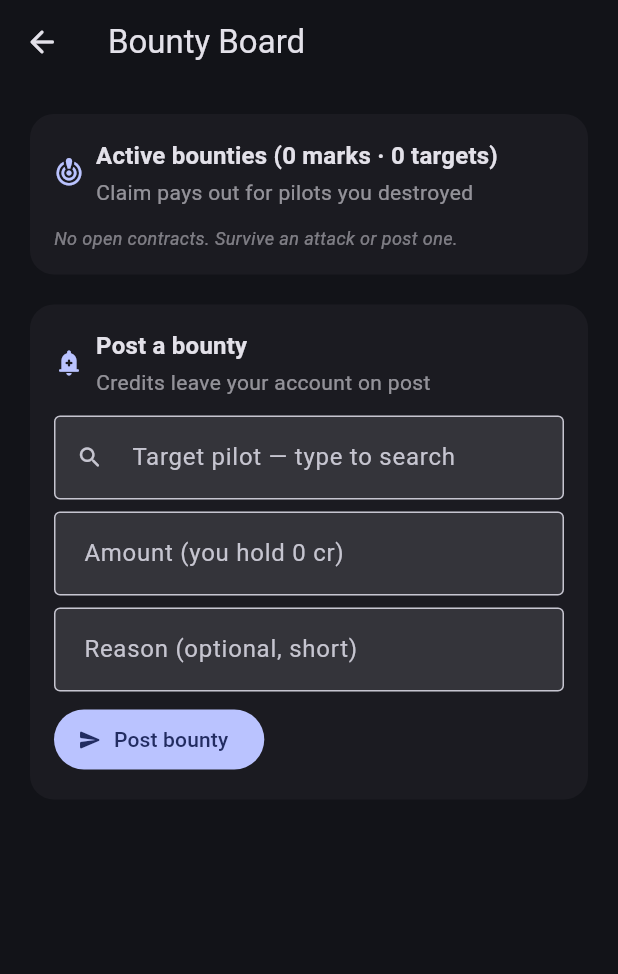
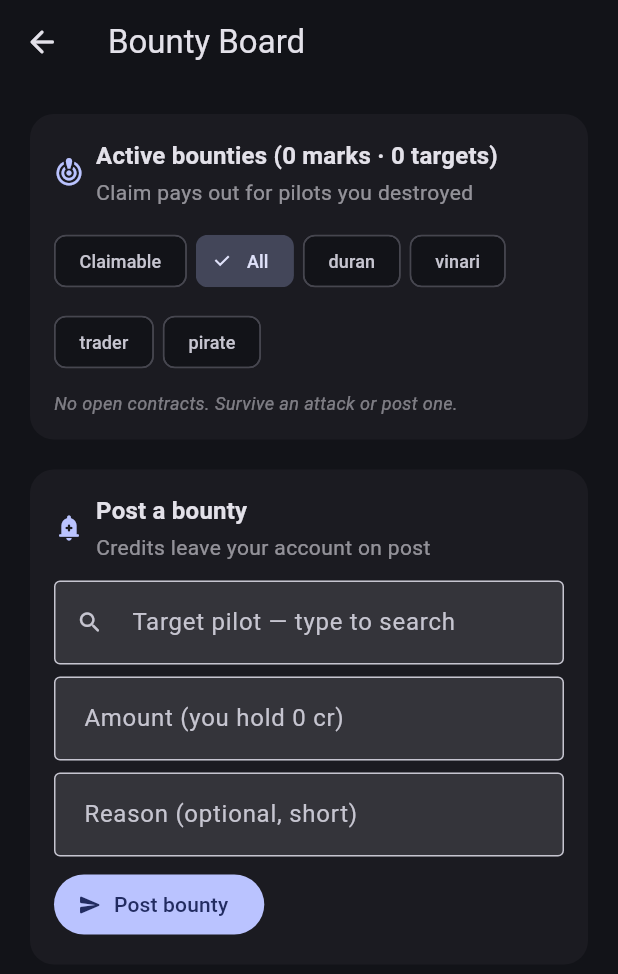
Before and after one commit to darkoned12000/Cosmic-Trader, a Flutter app: the BountyBoardScreen screen opened directly with empty values, on a phone screen of 412 x 824 dp. Shown: the top 974 px of the screen. Run offline on Flutter 3.47's test engine with Material 3 defaults, Android fonts, the phone set to English and light mode, and no system bars; our stand-ins replace audioplayers, file_picker, flutter_svg; missing offline and left inert: screen_retriever, window_manager.

Commit message:
Grouped bounty view: stacked target cards, posters, filters
groupedTargets() rollup (richest first, pure/tested). Board shows one
card per target with stacked total, mark count, nearest expiry, single
Claim; expandable per-poster breakdown. Claimable toggle + faction chips;
header counts marks and targets. Suite 294 green.

```diff
--- a/lib/data/models/bounty.dart
+++ b/lib/data/models/bounty.dart
@@ -85,6 +85,24 @@ class Bounty {
   }
 }
 
+/// One board target with its stacked marks, richest-group-first from
+/// [BountyBoard.groupedTargets]. Read-only view over live bounties.
+class BountyTargetGroup {
+  final String targetId;
+  final String targetName;
+  final String targetFaction;
+  final int total;
+  final List<Bounty> marks;
+
+  const BountyTargetGroup({
+    required this.targetId,
+    required this.targetName,
+    required this.targetFaction,
+    required this.total,
+    required this.marks,
+  });
+}
+
 /// A paid-out bounty, kept for the board's recent history.
 class PaidBounty {
   final String targetName;
--- a/lib/screens/bounty_board_screen.dart
+++ b/lib/screens/bounty_board_screen.dart
@@ -2,6 +2,7 @@ import 'package:flutter/material.dart';
 import 'package:flutter/services.dart';
 
 import 'package:cosmic_trader/core/faction_colors.dart';
+import 'package:cosmic_trader/data/models/bounty.dart';
 import 'package:cosmic_trader/data/models/faction.dart';
 import 'package:cosmic_trader/data/models/player.dart';
 import 'package:cosmic_trader/data/storage/npc_storage.dart';
@@ -39,6 +40,8 @@ class _BountyBoardScreenState extends State<BountyBoardScreen> {
   // Autocomplete-owned search field (cleared on post, never disposed here).
   TextEditingController? _targetField;
   String? _formError;
+  bool _claimableOnly = false;
+  FactionClass? _factionFilter;
 
   /// Thousands separators for credit amounts (bounty review L1).
   static String _commas(int n) {
@@ -207,6 +210,86 @@ class _BountyBoardScreenState extends State<BountyBoardScreen> {
     }
   }
 
+  /// One grouped target card: colored name, stacked total, per-poster
+  /// breakdown, single Claim. Claimable marks get the button; the rest
+  /// show the nearest expiry.
+  Widget _targetCard(BuildContext context, ColorScheme cs, BountyBoard board,
+      Set<String> kills, BountyTargetGroup g) {
+    final claimable = kills.contains(g.targetId);
+    final soonest =
+        g.marks.map((b) => b.expiresAt).reduce((a, b) => a.isBefore(b) ? a : b);
+    return Card(
+      elevation: 0,
+      margin: const EdgeInsets.only(bottom: 8),
+      shape: RoundedRectangleBorder(
+        borderRadius: BorderRadius.circular(12),
+        side: BorderSide(color: cs.outline.withValues(alpha: 0.4)),
+      ),
+      child: ExpansionTile(
+        dense: true,
+        title: Row(
+          children: [
+            Expanded(
+              child: Text(
+                g.targetName,
+                style: TextStyle(
+                  fontSize: 13,
+                  fontWeight: FontWeight.w600,
+                  color: _factionColorOf(g.targetFaction),
+                ),
+              ),
+            ),
+            Text(
+              _commas(g.total),
+              style: const TextStyle(
+                  fontSize: 13,
+                  fontFamily: 'monospace',
+                  fontWeight: FontWeight.w600),
+            ),
+          ],
+        ),
+        subtitle: Text(
+          '${g.targetFaction} · ${g.marks.length} mark${g.marks.length == 1 ? '' : 's'} · exp ${_expiresIn(soonest)}',
+          style: TextStyle(
+            fontSize: 11,
+            color: cs.onSurface.withValues(alpha: 0.6),
+          ),
+        ),
+        trailing: claimable
+            ? TextButton(
+                onPressed: () => _claim(g.targetId, g.targetName),
+                child: const Text('Claim', style: TextStyle(fontSize: 12)),
+              )
+            : null,
+        children: [
+          for (final b in g.marks)
+            Padding(
+              padding: const EdgeInsets.fromLTRB(16, 0, 16, 6),
+              child: Row(
+                children: [
+                  Expanded(
+                    child: Text(
+                      '${b.posterName}${b.reason.isNotEmpty ? ' · ${b.reason}' : ''} · ${_age(b.createdAt)}',
+                      style: TextStyle(
+                        fontSize: 11,
+                        color: _factionColorOf(b.posterFaction) ??
+                            cs.onSurface.withValues(alpha: 0.7),
+                      ),
+                    ),
+                  ),
+                  Text(
+                    _commas(b.amount),
+                    style:
+                        const TextStyle(fontSize: 11, fontFamily: 'monospace'),
+                  ),
+                ],
+              ),
+            ),
+        ],
+      ),
+    );
+  }
+
   @override
   Widget build(BuildContext context) {
     final theme = Theme.of(context);
@@ -225,11 +308,18 @@ class _BountyBoardScreenState extends State<BountyBoardScreen> {
         builder: (context, _) {
           final board = BountyBoard.global;
           final kills = widget.player.recentKills.toSet();
-          // Richest marks first (bounty review L1); header counts both
-          // marks and distinct targets so stacking reads honestly.
-          final active = board.active.toList()
-            ..sort((a, b) => b.amount.compareTo(a.amount));
-          final targets = active.map((b) => b.targetId).toSet().length;
+          // Grouped richest-first (grouped-view rev); filters apply on
+          // top: claimable-only toggle + faction chips.
+          var groups = board.groupedTargets();
+          if (_claimableOnly) {
+            groups = groups.where((g) => kills.contains(g.targetId)).toList();
+          }
+          if (_factionFilter != null) {
+            groups = groups
+                .where((g) => g.targetFaction == _factionFilter!.name)
+                .toList();
+          }
+          final markCount = groups.fold(0, (a, g) => a + g.marks.length);
           return SingleChildScrollView(
             padding: const EdgeInsets.all(16),
             child: Column(
@@ -238,12 +328,42 @@ class _BountyBoardScreenState extends State<BountyBoardScreen> {
                 PanelCard(
                   icon: Icons.crisis_alert_rounded,
                   title:
-                      'Active bounties (${active.length} marks · $targets targets)',
+                      'Active bounties ($markCount marks · ${groups.length} targets)',
                   subtitle: 'Claim pays out for pilots you destroyed',
                   children: [
-                    if (active.isEmpty)
+                    Wrap(
+                      spacing: 6,
+                      runSpacing: 6,
+                      children: [
+                        FilterChip(
+                          label: const Text('Claimable',
+                              style: TextStyle(fontSize: 12)),
+                          selected: _claimableOnly,
+                          onSelected: (v) => setState(() => _claimableOnly = v),
+                        ),
+                        ChoiceChip(
+                          label:
+                              const Text('All', style: TextStyle(fontSize: 12)),
+                          selected: _factionFilter == null,
+                          onSelected: (_) =>
+                              setState(() => _factionFilter = null),
+                        ),
+                        for (final f in FactionClass.values)
+                          ChoiceChip(
+                            label: Text(f.name,
+                                style: const TextStyle(fontSize: 12)),
+                            selected: _factionFilter == f,
+                            onSelected: (_) =>
+                                setState(() => _factionFilter = f),
+                          ),
+                      ],
+                    ),
+                    const SizedBox(height: 8),
+                    if (groups.isEmpty)
                       Text(
-                        'No open contracts. Survive an attack or post one.',
+                        _claimableOnly || _factionFilter != null
+                            ? 'No contracts match these filters.'
+                            : 'No open contracts. Survive an attack or post one.',
                         style: TextStyle(
                           fontSize: 12,
                           fontStyle: FontStyle.italic,
@@ -251,66 +371,8 @@ class _BountyBoardScreenState extends State<BountyBoardScreen> {
                         ),
                       )
                     else
-                      DataTableShell(
-                        zebra: true,
-                        headers: const [
-                          'Target',
-                          'Faction',
-                          'Amount',
-                          '',
-                        ],
-                        flexes: const [2, 1, 1, 1],
-                        itemCount: active.length,
-                        rowBuilder: (context, i) {
-                          final b = active[i];
-                          final claimable = kills.contains(b.targetId);
-                          return Row(
-                            children: [
-                              Expanded(
-                                flex: 2,
-                                child: Column(
-                                  crossAxisAlignment: CrossAxisAlignment.start,
-                                  children: [
-                                    Text(b.targetName,
-                                        style: TextStyle(
-                                            fontSize: 12,
-                                            fontWeight: FontWeight.w600,
-                                            color: _factionColorOf(
-                                                b.targetFaction))),
-                                    Text(
-                                      '${b.posterName}${b.reason.isNotEmpty ? ' · ${b.reason}' : ''} · ${_age(b.createdAt)} · ${_expiresIn(b.expiresAt)}',
-                                      style: TextStyle(
-                                        fontSize: 10,
-                                        color:
-                                            cs.onSurface.withValues(alpha: 0.5),
-                                      ),
-                                    ),
-                                  ],
-                                ),
-                              ),
-                              Expanded(
-                                  child: Text(b.targetFaction,
-                                      style: const TextStyle(fontSize: 12))),
-                              Expanded(
-                                  child: Text(_commas(b.amount),
-                                      style: const TextStyle(
-                                          fontSize: 12,
-                                          fontFamily: 'monospace'))),
-                              Expanded(
-                                child: claimable
-                                    ? TextButton(
-                                        onPressed: () =>
-                                            _claim(b.targetId, b.targetName),
-                                        child: const Text('Claim',
-                                            style: TextStyle(fontSize: 12)),
-                                      )
-                                    : const Text('—',
-                                        style: TextStyle(fontSize: 12)),
-                              ),
-                            ],
-                          );
-                        },
-                      ),
+                      for (final g in groups)
+                        _targetCard(context, cs, board, kills, g),
                   ],
                 ),
                 const SizedBox(height: 12),
--- a/lib/services/bounty_board.dart
+++ b/lib/services/bounty_board.dart
@@ -100,6 +100,30 @@ class BountyBoard extends ChangeNotifier {
   int totalFor(String targetId) => _active
       .where((b) => b.targetId == targetId)
       .fold(0, (a, b) => a + b.amount);
+
+  /// Targets grouped for the board view (grouped-view rev): one entry
+  /// per mark target with the stacked total and its posters, richest
+  /// first. Pure rollup over [_active] — no filtering here; the screen
+  /// filters claimable/faction on top.
+  List<BountyTargetGroup> groupedTargets() {
+    final map = <String, List<Bounty>>{};
+    for (final b in _active) {
+      (map[b.targetId] ??= []).add(b);
+    }
+    final groups = <BountyTargetGroup>[];
+    for (final entry in map.entries) {
+      final marks = entry.value;
+      groups.add(BountyTargetGroup(
+        targetId: entry.key,
+        targetName: marks.first.targetName,
+        targetFaction: marks.first.targetFaction,
+        total: marks.fold(0, (a, b) => a + b.amount),
+        marks: List.unmodifiable(marks),
+      ));
+    }
+    groups.sort((a, b) => b.total.compareTo(a.total));
+    return groups;
+  }
 
   List<Bounty> forTarget(String targetId) =>
       _active.where((b) => b.targetId == targetId).toList();
```
Also changed, not shown: 4 other files.
